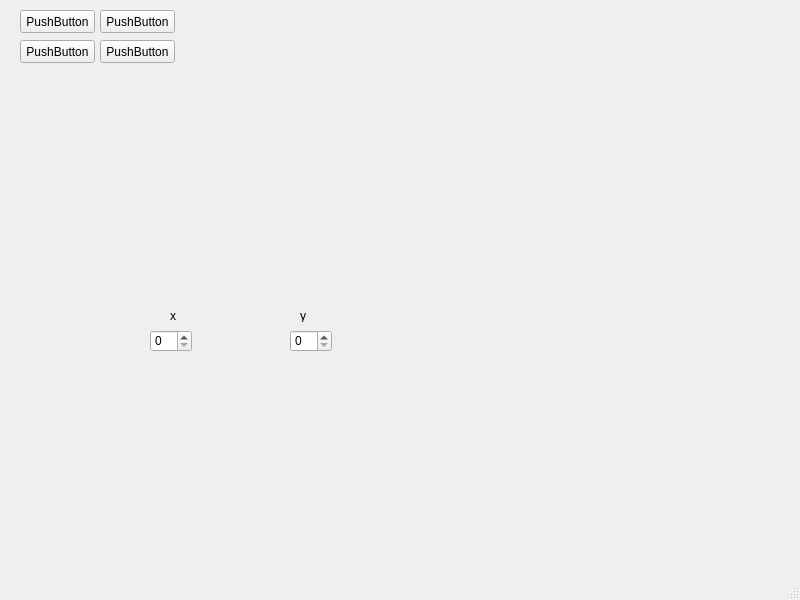
This is TC.ui in ml37/VRchat-OSC as Qt 5 draws it before an edit. The edited form follows.
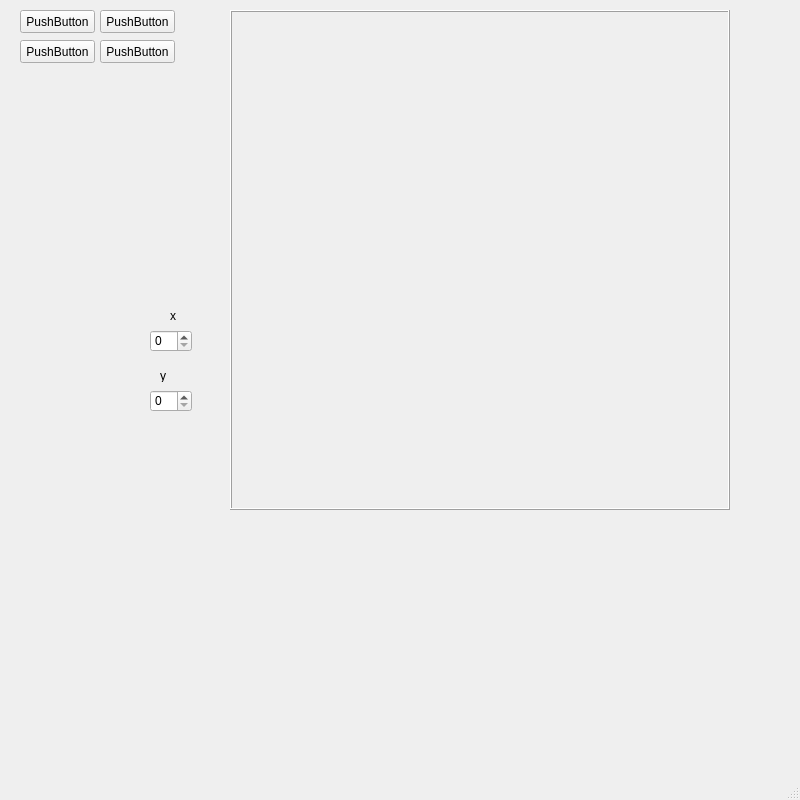
This is the edited form.

Commit message: u--pdate

```diff
--- a/TC.ui
+++ b/TC.ui
@@ -7,7 +7,7 @@
     <x>0</x>
     <y>0</y>
     <width>800</width>
-    <height>600</height>
+    <height>800</height>
    </rect>
   </property>
   <property name="windowTitle">
@@ -79,8 +79,8 @@
    <widget class="QSpinBox" name="sb_y">
     <property name="geometry">
      <rect>
-      <x>290</x>
-      <y>330</y>
+      <x>150</x>
+      <y>390</y>
       <width>42</width>
       <height>22</height>
      </rect>
@@ -102,8 +102,8 @@
    <widget class="QLabel" name="lbl_y">
     <property name="geometry">
      <rect>
-      <x>300</x>
-      <y>310</y>
+      <x>160</x>
+      <y>370</y>
       <width>56</width>
       <height>12</height>
      </rect>
@@ -112,6 +112,25 @@
      <string>y</string>
     </property>
    </widget>
+   <widget class="QLabel" name="lbl_img">
+    <property name="geometry">
+     <rect>
+      <x>230</x>
+      <y>10</y>
+      <width>500</width>
+      <height>500</height>
+     </rect>
+    </property>
+    <property name="frameShape">
+     <enum>QFrame::Box</enum>
+    </property>
+    <property name="frameShadow">
+     <enum>QFrame::Raised</enum>
+    </property>
+    <property name="text">
+     <string/>
+    </property>
+   </widget>
   </widget>
   <widget class="QMenuBar" name="menubar">
    <property name="geometry">
```
The commit also changes 1 other file.
